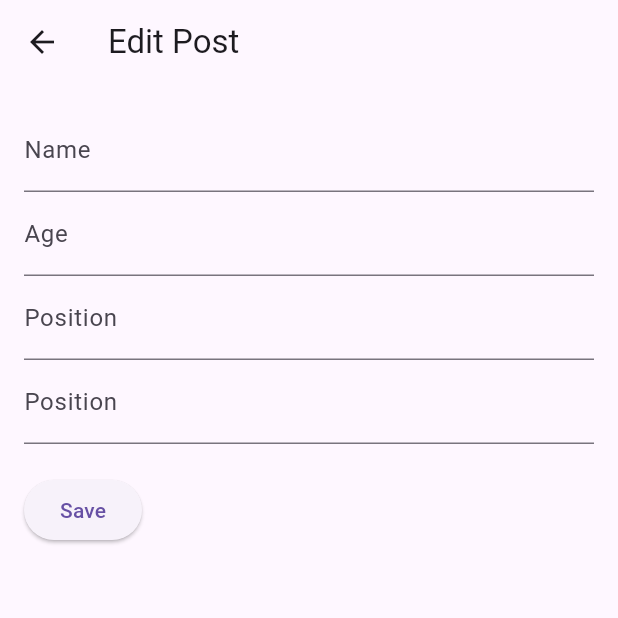
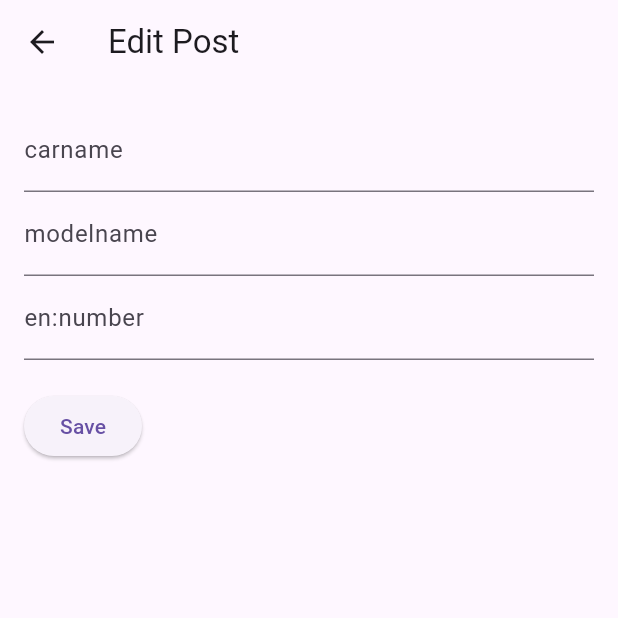
Before and after one commit to riyasmajeed/api, a Flutter app: the EditPage screen opened directly with empty values, on a phone screen of 412 x 824 dp, the top half of it. Run offline on Flutter 3.47's test engine with Material 3 defaults, Android fonts, the light colour scheme and no system bars; network calls fail.

Commit message:
first commit

```diff
--- a/lib/controll/post.dart
+++ b/lib/controll/post.dart
@@ -3,7 +3,7 @@ import 'package:http/http.dart' as http;
 import 'package:apitest/model/model.dart';
 
 class PostService {
-  final String baseUrl = 'https://crudcrud.com/api/0fccca93e662427490e8e7e24dfcb4bf';
+  final String baseUrl = 'https://crudcrud.com/api/f35c0002b17645208b15794e08a44aa0';
 
   Future<List<modelClass>> fetchData() async {
     final url = Uri.parse('$baseUrl/unicorns');
--- a/lib/main.dart
+++ b/lib/main.dart
@@ -27,7 +27,7 @@ routes:
       debugShowCheckedModeBanner: false,
       home: Scaffold(
 
-        body: const Add(),
+        body: const Home(),
       ),
     );
   }
--- a/lib/view/addmore/addmore.dart
+++ b/lib/view/addmore/addmore.dart
@@ -31,7 +31,7 @@ class _AddMoreState extends State<AddMore> {
     // Save data to API
     try {
       final response = await http.post(
-        Uri.parse(' https://crudcrud.com/api/0fccca93e662427490e8e7e24dfcb4bf/unicorns'),
+        Uri.parse('https://crudcrud.com/api/2b7965b5def1425899e015a6946d7df6/unicorns'),
         headers: <String, String>{
           'Content-Type': 'application/json; charset=UTF-8',
         },
--- a/lib/view/screens/add.dart
+++ b/lib/view/screens/add.dart
@@ -46,7 +46,7 @@ class _AddState extends State<Add> {
     try {
       final response = await http.post(
         Uri.parse(
-            'https://crudcrud.com/api/0fccca93e662427490e8e7e24dfcb4bf/unicorns'),
+            'https://crudcrud.com/api/f35c0002b17645208b15794e08a44aa0/unicorns'),
         headers: <String, String>{
           'Content-Type': 'application/json; charset=UTF-8',
         },
--- a/lib/view/screens/editpage.dart
+++ b/lib/view/screens/editpage.dart
@@ -1,5 +1,7 @@
 import 'dart:convert';
 
+import 'package:apitest/view/screens/Homepage.dart';
+import 'package:apitest/view/screens/home.dart';
 import 'package:flutter/material.dart';
 import 'package:apitest/model/model.dart';
 import 'package:apitest/controll/post.dart';
@@ -20,6 +22,7 @@ class _EditPageState extends State<EditPage> {
   late TextEditingController _positionController;
   late TextEditingController _salaryController;
   final PostService _postService = PostService(); // Instantiate PostService
+
 
   @override
   void initState() {
@@ -44,37 +47,36 @@ class _EditPageState extends State<EditPage> {
       appBar: AppBar(
         title: Text("Edit Post"),
       ),
-      body: Padding(
+      body: SingleChildScrollView(
+        child: Padding(
           padding: const EdgeInsets.all(16.0),
           child: Column(
             crossAxisAlignment: CrossAxisAlignment.start,
             children: [
               TextField(
                 controller: _nameController,
-              decoration: InputDecoration(labelText: "Name"),
+                decoration: InputDecoration(labelText: "carname"),
               ),
               TextField(
                 controller: _ageController,
-              decoration: InputDecoration(labelText: "Age"),
+                decoration: InputDecoration(labelText: "modelname"),
               ),
               TextField(
                 controller: _positionController,
-              decoration: InputDecoration(labelText: "Position"),
+                decoration: InputDecoration(labelText: "en:number"),
               ),
-             TextField(
-              controller: _positionController,
-              decoration: InputDecoration(labelText: "Position"),
-            ),
+
               SizedBox(height: 20),
               ElevatedButton(
                 onPressed: () async {
                   await _saveChanges(); // await to ensure changes are saved before moving forward
                    onSave(post);
-                Navigator.pop(context);
+                 Navigator.pushAndRemoveUntil(context, MaterialPageRoute(builder: (context) => Home(),), (route) => false);
                 },
                 child: Text("Save"),
               ),
             ],
+          ),
         ),
       ),
     );
@@ -102,6 +104,7 @@ class _EditPageState extends State<EditPage> {
       details: widget.post.details, // Use the same list of details as before
     );
     widget.onSave(updatedPost);
+
   } catch (e) {
     // Handle errors here
     print('Error updating post: $e');
```
Also changed, not shown: lib/view/screens/home.dart (+14 -6 lines). Lines whose indentation alone changed are shown as unchanged.
